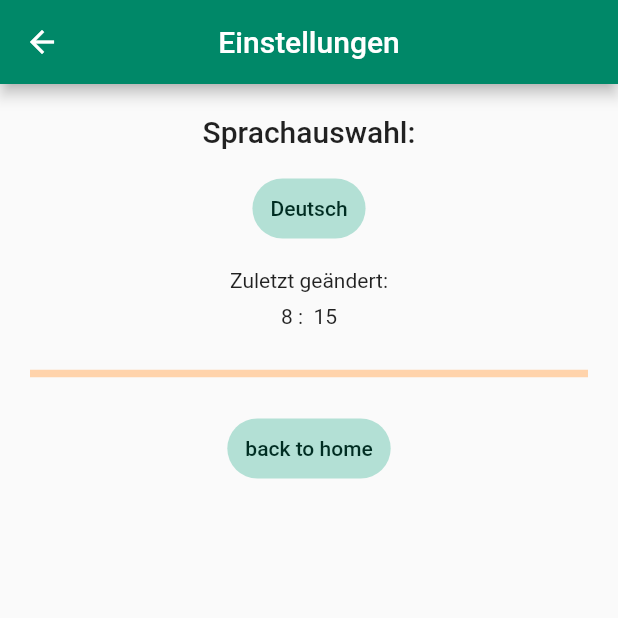
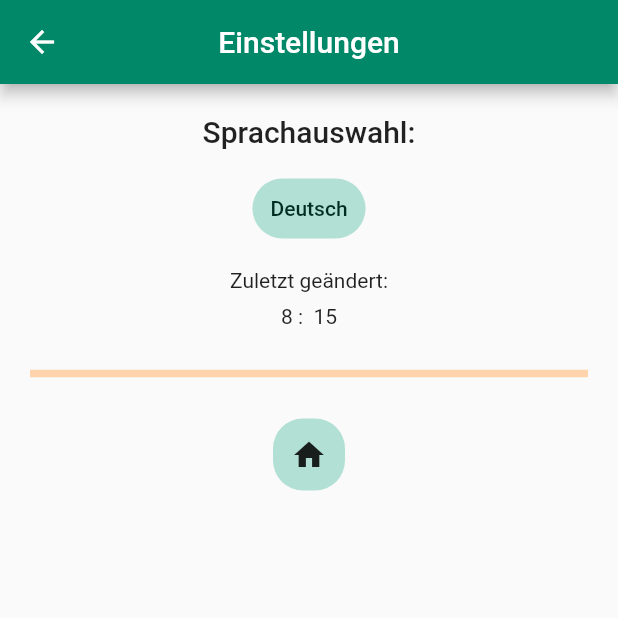
Before and after one commit to hanna-kr/grootly_app, a Flutter app: the SettingsPage screen opened by its route, on a phone screen of 412 x 824 dp, the top half of it. Run offline on Flutter 3.47's test engine with Material 2 defaults, Android fonts, the phone set to English and light mode, and no system bars.

Commit message:
home icon added to settings

```diff
--- a/lib/image_card_big.dart
+++ b/lib/image_card_big.dart
@@ -69,7 +69,10 @@ class BigImageCard extends StatelessWidget {
             ),
             trailing: IconButton(
               onPressed: () {},
-              icon: const Icon(Icons.favorite_outline),
+              icon: const Icon(
+                Icons.favorite_outline,
+                color: Colors.black,
+              ),
             ),
           ),
         ],
--- a/lib/settings.dart
+++ b/lib/settings.dart
@@ -90,14 +90,7 @@ class _SettingsPageState extends State<SettingsPage> {
                     color: const Color.fromRGBO(179, 224, 213, 1),
                     borderRadius: BorderRadiusDirectional.circular(20)),
                 child: const Padding(
-                  padding: EdgeInsets.all(12.0),
-                  child: Text(
-                    'back to home',
-                    style: TextStyle(
-                        color: Color.fromRGBO(0, 45, 34, 1),
-                        fontWeight: FontWeight.w500),
-                  ),
-                ),
+                    padding: EdgeInsets.all(12.0), child: Icon(Icons.home)),
               ),
               onTap: () {
                 Navigator.popUntil(
```
